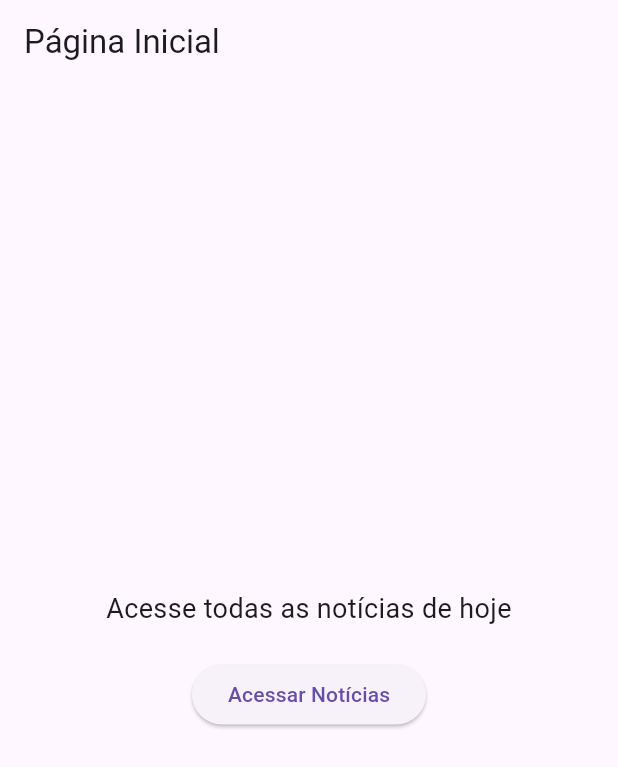
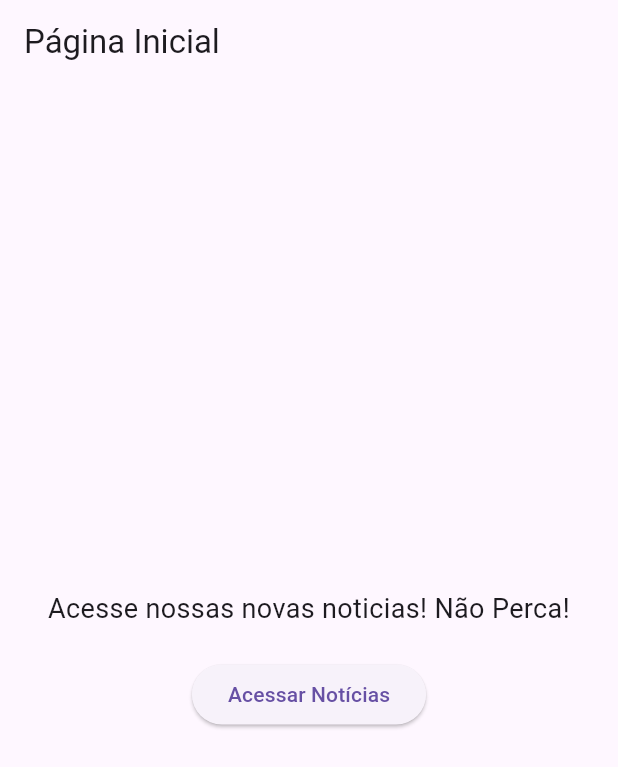
Before and after one commit to GBDMA/Oar_Noticias_Dart, a Flutter app: the screen it shows after launch, on a phone screen of 412 x 824 dp. Shown: the top 767 px of the screen. Run offline on Flutter 3.47's test engine with Material 3 defaults, Android fonts, the phone set to English and light mode, and no system bars.

Commit message:
Novo commit teste

```diff
--- a/lib/main.dart
+++ b/lib/main.dart
@@ -37,7 +37,7 @@ class HomePage extends StatelessWidget {
             children: [
               // Texto "Acesse todas as notícias de hoje"
               Text(
-                'Acesse todas as notícias de hoje',
+                'Acesse nossas novas noticias! Não Perca!',
                 style: TextStyle(fontSize: 18.0),
                 textAlign: TextAlign.center,
               ),
```
